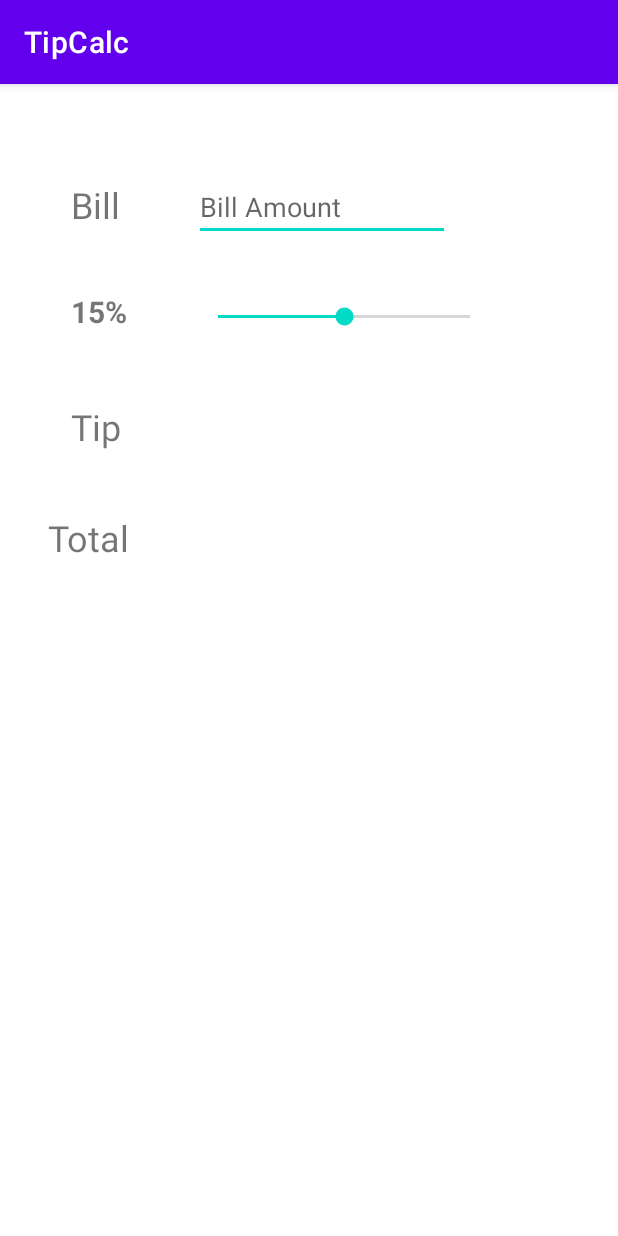
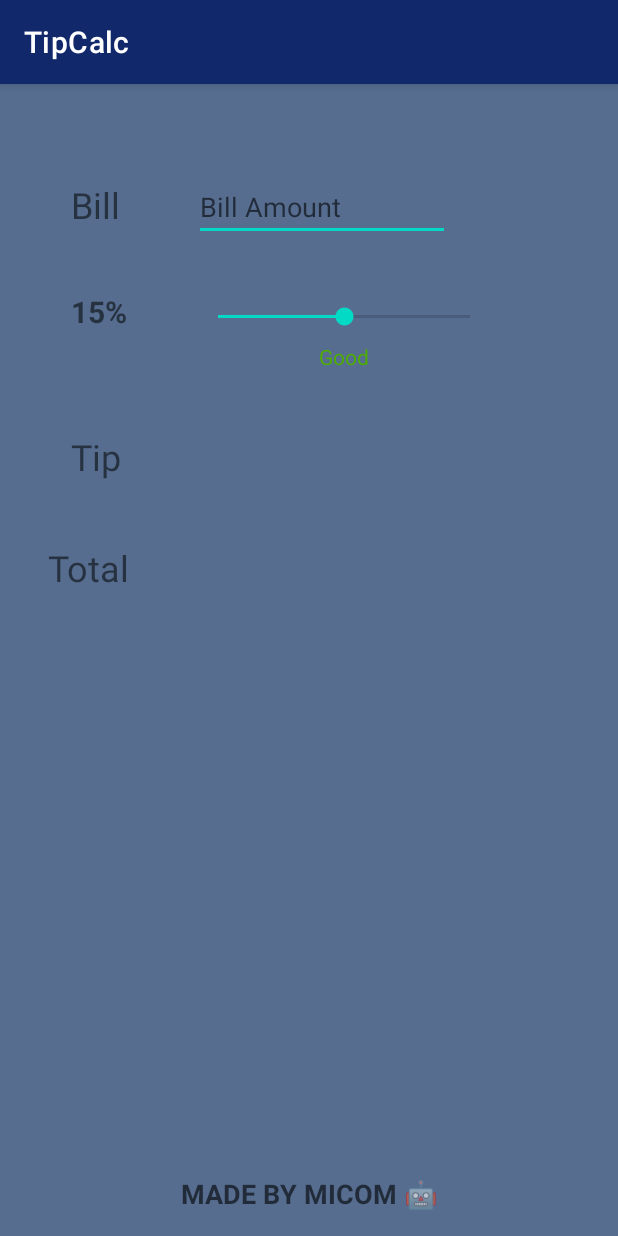
Before and after one commit to narenmicom/TipCalc, an Android app: the screen it shows after launch (MainActivity), on a phone screen of 412 x 824 dp. Run offline under Robolectric (Android 15) with nearby library versions, the phone set to English and light mode, and no system bars.

Commit message:
Fully Developed app

```diff
--- a/app/src/main/java/com/micom/tipcalc/MainActivity.kt
+++ b/app/src/main/java/com/micom/tipcalc/MainActivity.kt
@@ -1,13 +1,14 @@
 package com.micom.tipcalc
 
+import android.animation.ArgbEvaluator
 import androidx.appcompat.app.AppCompatActivity
 import android.os.Bundle
 import android.text.Editable
 import android.text.TextWatcher
-import android.util.Log
 import android.widget.EditText
 import android.widget.SeekBar
 import android.widget.TextView
+import androidx.core.content.ContextCompat
 import kotlinx.android.synthetic.main.activity_main.*
 
 private const val TAG = "MainActivity"
@@ -18,6 +19,7 @@ class MainActivity : AppCompatActivity() {
     private lateinit var tvtipbar: TextView
     private lateinit var tvtipans: TextView
     private lateinit var tvtotalans: TextView
+
 
     override fun onCreate(savedInstanceState: Bundle?) {
         super.onCreate(savedInstanceState)
@@ -31,11 +33,13 @@ class MainActivity : AppCompatActivity() {
 
         tipseekbar.progress = INITIAL_TIP_PERCENT
         tvtipbar.text = "$INITIAL_TIP_PERCENT%"
+        tipdescription(INITIAL_TIP_PERCENT)
         tipseekbar.setOnSeekBarChangeListener(object: SeekBar.OnSeekBarChangeListener{
             override fun onProgressChanged(p0: SeekBar?, p1: Int, p2: Boolean) {
 //                Log.i(TAG, "onProgressChanged $p1")
                 tvtipbar.text = "$p1%"
                 computeTipAndTotal()
+                tipdescription(p1)
 
             }
 
@@ -57,6 +61,7 @@ class MainActivity : AppCompatActivity() {
             override fun afterTextChanged(p0: Editable?) {
 //                Log.i(TAG, "afterTextChanges $p0")
                 computeTipAndTotal()
+
             }
 
         }
@@ -66,6 +71,23 @@ class MainActivity : AppCompatActivity() {
 
 
 
+    }
+
+    private fun tipdescription(tip: Int) {
+        val tipdesc = when(tip){
+            in 0..9 -> "Poor"
+            in 10..14 -> "Acceptable"
+            in 15..19 -> "Good"
+            in 20..24 -> "Excellent"
+            else -> "Amazing"
+        }
+        tvtipdesc.text = tipdesc
+        val color = ArgbEvaluator().evaluate(
+            tip.toFloat() / tipseekbar.max,
+            ContextCompat.getColor(this,R.color.worst_tip),
+            ContextCompat.getColor(this,R.color.best_tip)
+        ) as Int
+        tvtipdesc.setTextColor(color)
     }
 
     private fun computeTipAndTotal() {
--- a/app/src/main/res/layout/activity_main.xml
+++ b/app/src/main/res/layout/activity_main.xml
@@ -22,7 +22,7 @@
         android:id="@+id/tvtip"
         android:layout_width="50dp"
         android:layout_height="34dp"
-        android:layout_marginTop="40dp"
+        android:layout_marginTop="60dp"
         android:text="Tip"
         android:textSize="24sp"
         app:layout_constraintEnd_toEndOf="@+id/tvtotal"
@@ -93,4 +93,26 @@
         app:layout_constraintTop_toTopOf="@+id/tvtotal"
         tools:text="103.11" />
 
+    <TextView
+        android:id="@+id/tvtipdesc"
+        android:layout_width="wrap_content"
+        android:layout_height="wrap_content"
+        android:layout_marginTop="8dp"
+        app:layout_constraintEnd_toEndOf="@+id/tipseekbar"
+        app:layout_constraintStart_toStartOf="@+id/tipseekbar"
+        app:layout_constraintTop_toBottomOf="@+id/tipseekbar"
+        tools:text="Acceptable" />
+
+    <TextView
+        android:id="@+id/textView12"
+        android:layout_width="wrap_content"
+        android:layout_height="wrap_content"
+        android:layout_marginBottom="16dp"
+        android:text="MADE BY MICOM 🤖"
+        android:textAppearance="@style/TextAppearance.AppCompat.Medium"
+        android:textStyle="bold"
+        app:layout_constraintBottom_toBottomOf="parent"
+        app:layout_constraintEnd_toEndOf="parent"
+        app:layout_constraintStart_toStartOf="parent" />
+
 </androidx.constraintlayout.widget.ConstraintLayout>
--- a/app/src/main/res/values/colors.xml
+++ b/app/src/main/res/values/colors.xml
@@ -7,4 +7,9 @@
     <color name="teal_700">#FF018786</color>
     <color name="black">#FF000000</color>
     <color name="white">#FFFFFFFF</color>
+    <color name="primary_blue">#11286B</color>
+    <color name="darker_blue">#31406B</color>
+    <color name="background_blue">#566D8F</color>
+    <color name="worst_tip">#6B1007</color>
+    <color name="best_tip">#08EB00</color>
 </resources>
--- a/app/src/main/res/values/themes.xml
+++ b/app/src/main/res/values/themes.xml
@@ -2,8 +2,8 @@
     <!-- Base application theme. -->
     <style name="Theme.TipCalc" parent="Theme.MaterialComponents.DayNight.DarkActionBar">
         <!-- Primary brand color. -->
-        <item name="colorPrimary">@color/purple_500</item>
-        <item name="colorPrimaryVariant">@color/purple_700</item>
+        <item name="colorPrimary">@color/primary_blue</item>
+        <item name="colorPrimaryVariant">@color/darker_blue</item>
         <item name="colorOnPrimary">@color/white</item>
         <!-- Secondary brand color. -->
         <item name="colorSecondary">@color/teal_200</item>
@@ -12,5 +12,6 @@
         <!-- Status bar color. -->
         <item name="android:statusBarColor" tools:targetApi="l">?attr/colorPrimaryVariant</item>
         <!-- Customize your theme here. -->
+        <item name="android:colorBackground" >@color/background_blue</item>
     </style>
 </resources>
```
